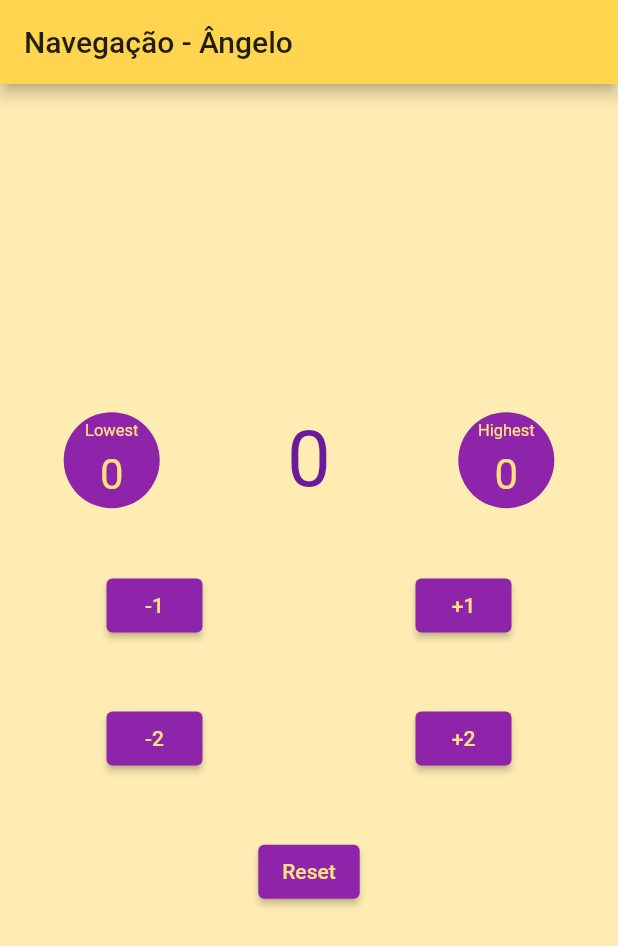
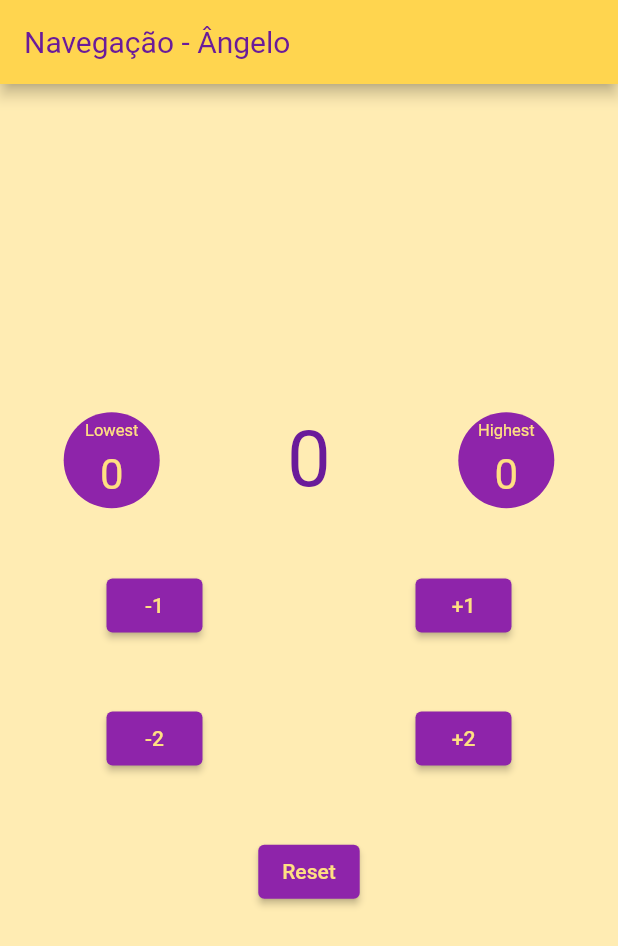
Before and after one commit to MSavioti/Estudo-Navegacao-Flutter, a Flutter app: the screen it shows after launch, on a phone screen of 412 x 824 dp. Shown: the top 946 px of the screen. Run offline on Flutter 3.47's test engine with Material 2 defaults, Android fonts, the phone set to English and light mode, and no system bars.

Commit message:
mudando cor do texto na appbar

```diff
--- a/lib/main.dart
+++ b/lib/main.dart
@@ -21,6 +21,14 @@ class MyApp extends StatelessWidget {
       backgroundColor: Colors.amber[100],
       scaffoldBackgroundColor: Colors.amber[100],
       accentColor: Colors.amber[300],
+      appBarTheme: AppBarTheme(
+        textTheme: TextTheme(
+          headline6: TextStyle(
+            color: Colors.purple[800],
+            fontSize: 20.0,
+          ),
+        ),
+      ),
       iconTheme: IconThemeData(
         color: Colors.amber,
       ),
```
